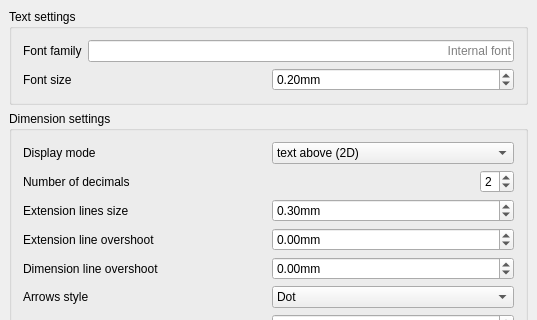
Before: the Qt Designer form src/Mod/Draft/Resources/ui/preferences-drafttexts.ui in southseact-3d/fcd, drawn with Qt 5; both pictures show x 0 to 537 and y 0 to 320 of the 537 by 605 pixel window.
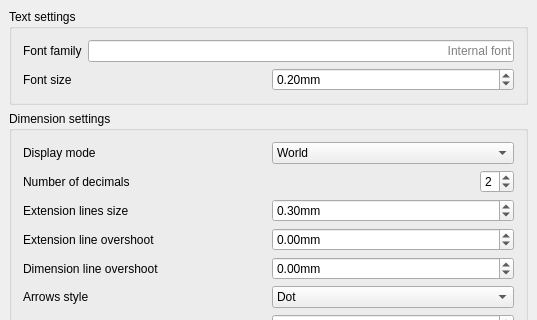
After: the same form once the commit is applied. Custom widgets are drawn as their Qt base class.

Patch:
```diff
--- a/src/Mod/Draft/Resources/ui/preferences-drafttexts.ui
+++ b/src/Mod/Draft/Resources/ui/preferences-drafttexts.ui
@@ -141,7 +141,7 @@
           </property>
           <item>
            <property name="text">
-            <string>text above (2D)</string>
+            <string>World</string>
            </property>
           </item>
           <item>
```
Left out of the diff: 2 changed lines with no effect on the pictures.
